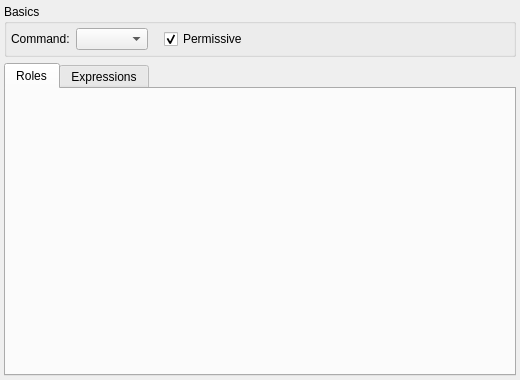
Old version of the form libpgmodeler_ui/ui/policywidget.ui in the repository pgmodeler/pgmodeler.
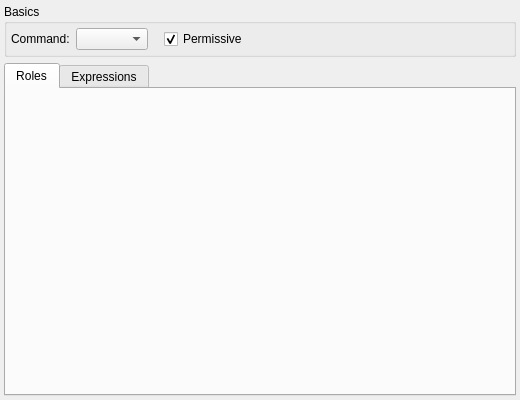
New version of the form.

Commit message: Added a hint message on PolicyWidget about creation of policies applicable to PUBLIC

The edit to the form file:
```diff
--- a/libpgmodeler_ui/ui/policywidget.ui
+++ b/libpgmodeler_ui/ui/policywidget.ui
@@ -7,7 +7,7 @@
     <x>0</x>
     <y>0</y>
     <width>520</width>
-    <height>380</height>
+    <height>400</height>
    </rect>
   </property>
   <property name="minimumSize">
```
The commit also changes 2 other files.
